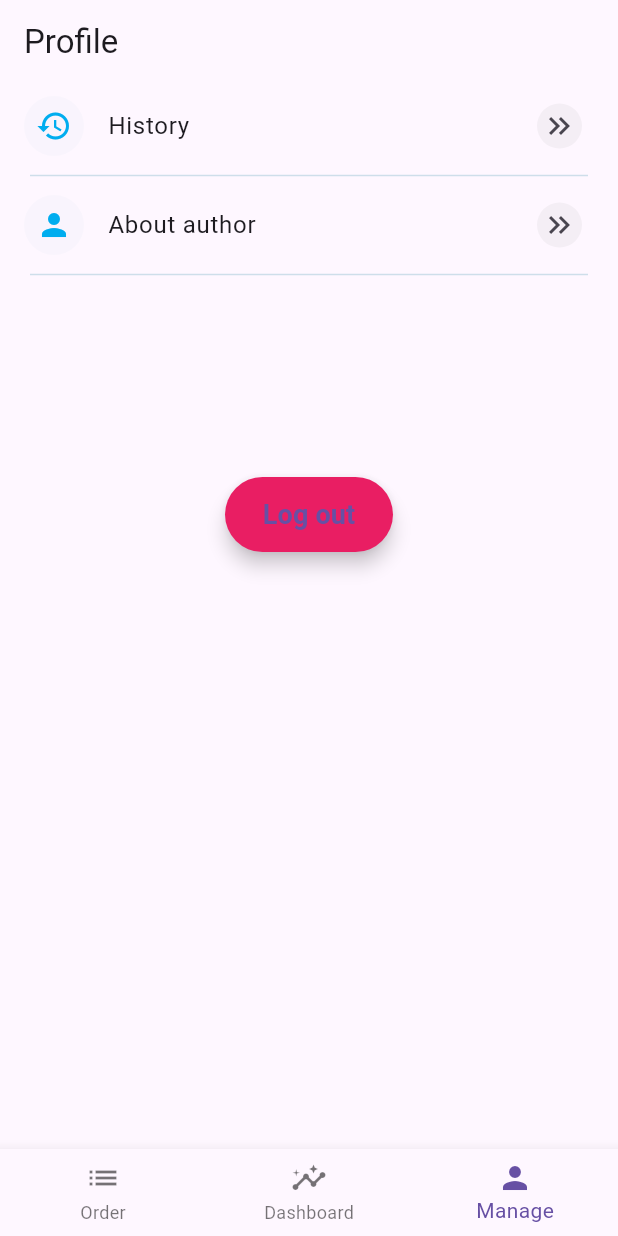
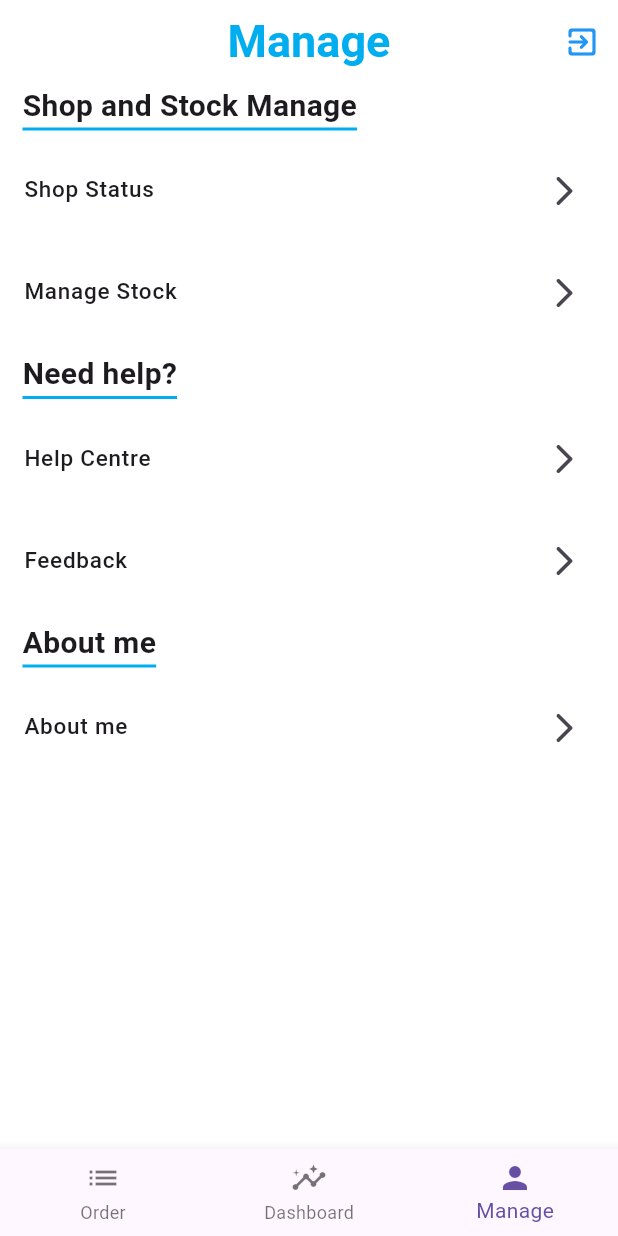
Before and after one commit to webby813/fypmerchant, a Flutter app: the MobileScaffold screen opened directly, item 3 of the bottom bar chosen, on a phone screen of 412 x 824 dp. Run offline on Flutter 3.47's test engine with Material 3 defaults, Android fonts, the phone set to English and light mode, and no system bars; our stand-ins replace firebase_core, firebase_database, firebase_storage, shared_preferences, syncfusion_flutter_charts; accounts and stored records are empty; generated files the repository leaves out were written again.

Commit message:
- Manage Page and shop status UI Mobile

```diff
--- a/lib/Responsive/Cross-platform code/ShopStatusManage.dart
+++ b/lib/Responsive/Cross-platform code/ShopStatusManage.dart
@@ -30,7 +30,7 @@ class _ShopStatusManageState extends State<ShopStatusManage> {
               Expanded(child: Container()),
 
               Container(
-                margin: const EdgeInsets.only(right: 60),
+                margin: const EdgeInsets.only(right: 20),
                 width: 100,
                 height: 40,
                 child: const ShopStatusButton(initialShopState: ShopState.Opening),
@@ -53,7 +53,7 @@ class _ShopStatusManageState extends State<ShopStatusManage> {
               Expanded(child: Container()),
 
               Container(
-                margin: const EdgeInsets.only(right: 60),
+                margin: const EdgeInsets.only(right: 20),
                 width: 100,
                 height: 40,
                 child: SimpleButton.buttonWidget("Modify", (){}),
--- /dev/null
+++ b/lib/Responsive/Mobile/ManageMobile.dart
@@ -0,0 +1,116 @@
+import 'package:flutter/material.dart';
+import 'package:fypmerchant/Responsive/Mobile/ManageTabsMobile/ShopStatusMobile.dart';
+import 'package:shared_preferences/shared_preferences.dart';
+
+import '../../Color/color.dart';
+import '../../Components/barTitle_widget.dart';
+import '../../Components/listTile_widget.dart';
+import '../../login.dart';
+
+class ManageMobile extends StatefulWidget {
+  const ManageMobile({super.key});
+
+  @override
+  State<ManageMobile> createState() => _ManageMobileState();
+}
+
+class _ManageMobileState extends State<ManageMobile> {
+  late int typeNum = 0;
+  @override
+  Widget build(BuildContext context) {
+    return Scaffold(
+      appBar: AppBar(
+        centerTitle: true,
+        backgroundColor: CustomColors.defaultWhite,
+        title: BarTitle.appBarText('Manage'),
+        elevation: 0,
+        actions: <Widget>[
+          IconButton(
+              onPressed: ()
+              async{
+                SharedPreferences prefs = await SharedPreferences.getInstance();
+                await prefs.clear(); // Clear shared preferences
+                Navigator.pushAndRemoveUntil(
+                  context,
+                  MaterialPageRoute(builder: (_) => const Login()),
+                      (Route<dynamic> route) => false, // Remove all existing routes from the stack
+                );
+              },
+              color: Colors.blue,
+              icon: const Icon(Icons.exit_to_app_rounded)
+          )
+        ],
+      ),
+      backgroundColor: CustomColors.defaultWhite,
+      body: Row(
+        children: [
+          Expanded(
+              flex: 6,
+              child: Container(
+                alignment: Alignment.topLeft,
+                child: Container(
+                  color: Colors.white,
+                  child: Column(
+                    children: [
+                      Wrap(
+                        runSpacing: 12,
+                        children: [
+                          //Manage Stock and Shop
+                          ListTileTitle.tileTitle(title: "Shop and Stock Manage"),
+                          CustomListTile.tile(
+                              title: "Shop Status",
+                              onTap: (){
+                                setState(() {
+                                  Navigator.push(context, MaterialPageRoute(builder: (context) => ShopStatusMobile()));
+                                });
+                              }
+                          ),
+                          CustomListTile.tile(
+                              title: "Manage Stock",
+                              onTap: (){
+                                setState(() {
+                                  typeNum = 2;
+                                });
+                              }
+                          ),
+
+                          ListTileTitle.tileTitle(title: "Need help?"),
+                          CustomListTile.tile(
+                              title: "Help Centre",
+                              onTap: (){
+                                setState(() {
+
+                                });
+                              }
+                          ),
+                          CustomListTile.tile(
+                              title: "Feedback",
+                              onTap: (){
+                                setState(() {
+
+                                });
+                              }
+                          ),
+
+                          ListTileTitle.tileTitle(title: "About me"),
+                          CustomListTile.tile(
+                              title: "About me",
+                              onTap: (){
+                                setState(() {
+
+                                });
+                              }
+                          ),
+
+                        ],
+                      )
+                    ],
+                  ),
+                ),
+              )
+          ),
+        ],
+      ),
+    );
+  }
+}
--- a/lib/Responsive/mobileScaffold.dart
+++ b/lib/Responsive/mobileScaffold.dart
@@ -1,5 +1,6 @@
 import 'package:flutter/material.dart';
 import 'package:fypmerchant/Responsive/Mobile/DashboardMobile.dart';
+import 'package:fypmerchant/Responsive/Mobile/ManageMobile.dart';
 import 'package:fypmerchant/Responsive/Mobile/OrderMobile.dart';
 import 'Mobile/profile.dart';
 
@@ -16,7 +17,7 @@ class _MobileScaffoldState extends State<MobileScaffold> {
   final List<Widget> _pages = [
     const OrderMobile(),
     const DashboardMobile(),
-    const Profile(),
+    const ManageMobile(),
   ];
 
   void _onItemTapped(int index) {
```
Also changed, not shown: lib/Responsive/Mobile/ManageTabsMobile/ShopStatusMobile.dart (added, +27 -0 lines).
